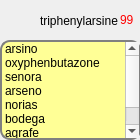
Qt form aerolith/trunk/src/aerolithclient/playerInfoForm.ui (domino14/aerolithdesktop) before a commit.
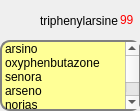
The same form after that commit. Icons and pictures are not drawn. Custom widgets are drawn as their Qt base class.

Commit message: shortening table widget a little bit for small computers. not yet done.

Diff of the .ui file:
```diff
--- a/aerolith/trunk/src/aerolithclient/playerInfoForm.ui
+++ b/aerolith/trunk/src/aerolithclient/playerInfoForm.ui
@@ -7,7 +7,7 @@
     <x>0</x>
     <y>0</y>
     <width>140</width>
-    <height>140</height>
+    <height>111</height>
    </rect>
   </property>
   <property name="windowTitle">
@@ -19,7 +19,7 @@
      <x>0</x>
      <y>40</y>
      <width>141</width>
-     <height>100</height>
+     <height>71</height>
     </rect>
    </property>
    <property name="focusPolicy">
```
The commit also changes 7 other files.
